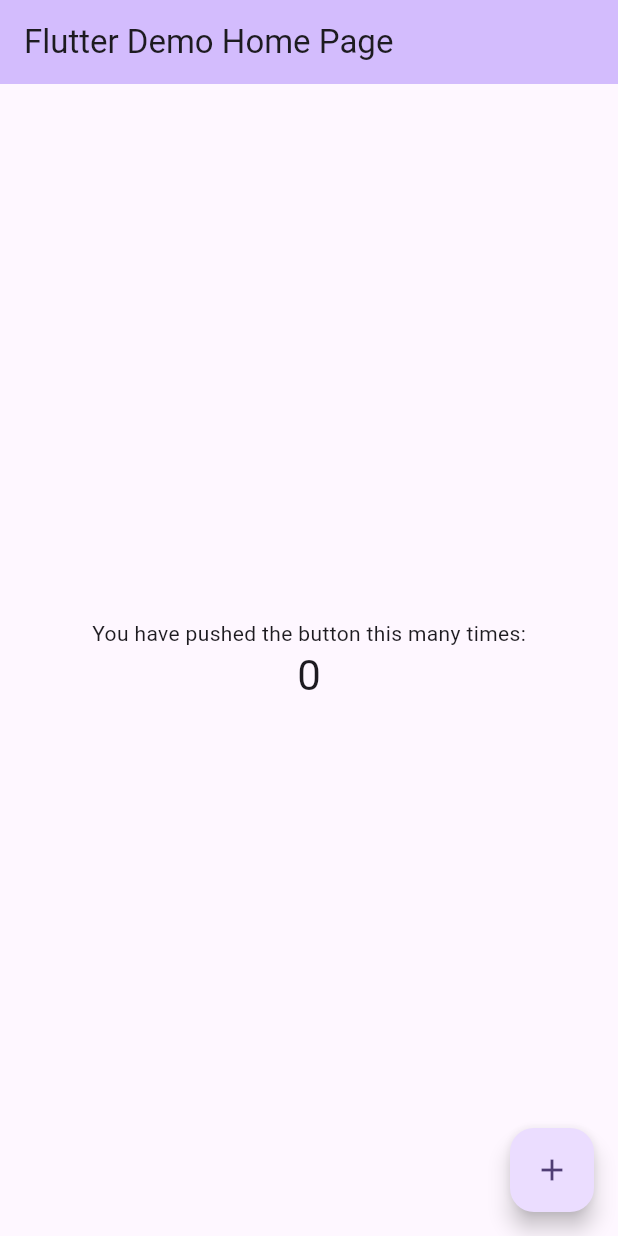
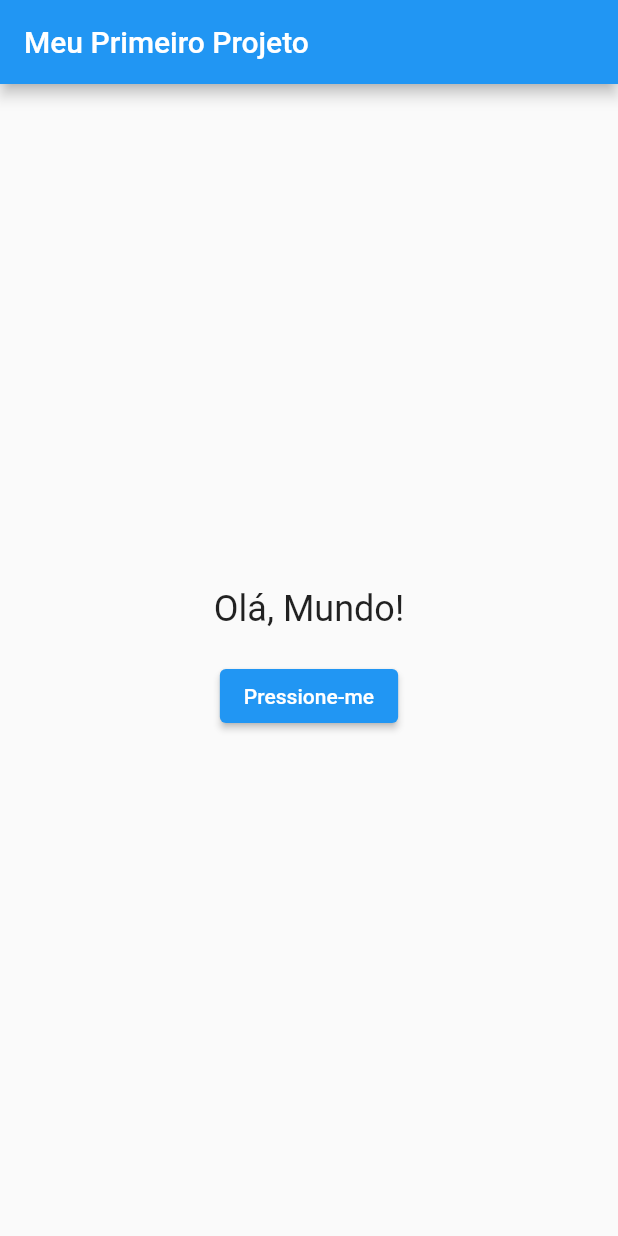
Before and after one commit to yannfgs/flutterP, a Flutter app: the screen it shows after launch, on a phone screen of 412 x 824 dp. Run offline on Flutter 3.47's test engine with Material 2 defaults, Android fonts, the phone set to English and light mode, and no system bars.

Commit message:
25/09/2023-flutterP-01

```diff
--- a/lib/main.dart
+++ b/lib/main.dart
@@ -1,125 +1,54 @@
 import 'package:flutter/material.dart';
 
 void main() {
-  runApp(const MyApp());
+  runApp(MyApp());
 }
 
 class MyApp extends StatelessWidget {
-  const MyApp({super.key});
-
-  // This widget is the root of your application.
   @override
   Widget build(BuildContext context) {
     return MaterialApp(
-      title: 'Flutter Demo',
-      theme: ThemeData(
-        // This is the theme of your application.
-        //
-        // TRY THIS: Try running your application with "flutter run". You'll see
-        // the application has a blue toolbar. Then, without quitting the app,
-        // try changing the seedColor in the colorScheme below to Colors.green
-        // and then invoke "hot reload" (save your changes or press the "hot
-        // reload" button in a Flutter-supported IDE, or press "r" if you used
-        // the command line to start the app).
-        //
-        // Notice that the counter didn't reset back to zero; the application
-        // state is not lost during the reload. To reset the state, use hot
-        // restart instead.
-        //
-        // This works for code too, not just values: Most code changes can be
-        // tested with just a hot reload.
-        colorScheme: ColorScheme.fromSeed(seedColor: Colors.deepPurple),
-        useMaterial3: true,
-      ),
-      home: const MyHomePage(title: 'Flutter Demo Home Page'),
+      home: MyHomePage(),
     );
   }
 }
 
 class MyHomePage extends StatefulWidget {
-  const MyHomePage({super.key, required this.title});
-
-  // This widget is the home page of your application. It is stateful, meaning
-  // that it has a State object (defined below) that contains fields that affect
-  // how it looks.
-
-  // This class is the configuration for the state. It holds the values (in this
-  // case the title) provided by the parent (in this case the App widget) and
-  // used by the build method of the State. Fields in a Widget subclass are
-  // always marked "final".
-
-  final String title;
-
   @override
-  State<MyHomePage> createState() => _MyHomePageState();
+  _MyHomePageState createState() => _MyHomePageState();
 }
 
 class _MyHomePageState extends State<MyHomePage> {
-  int _counter = 0;
+  String _message = 'Olá, Mundo!';
 
-  void _incrementCounter() {
+  void _changeMessage() {
     setState(() {
-      // This call to setState tells the Flutter framework that something has
-      // changed in this State, which causes it to rerun the build method below
-      // so that the display can reflect the updated values. If we changed
-      // _counter without calling setState(), then the build method would not be
-      // called again, and so nothing would appear to happen.
-      _counter++;
+      _message = 'Você pressionou o botão!';
     });
   }
 
   @override
   Widget build(BuildContext context) {
-    // This method is rerun every time setState is called, for instance as done
-    // by the _incrementCounter method above.
-    //
-    // The Flutter framework has been optimized to make rerunning build methods
-    // fast, so that you can just rebuild anything that needs updating rather
-    // than having to individually change instances of widgets.
     return Scaffold(
       appBar: AppBar(
-        // TRY THIS: Try changing the color here to a specific color (to
-        // Colors.amber, perhaps?) and trigger a hot reload to see the AppBar
-        // change color while the other colors stay the same.
-        backgroundColor: Theme.of(context).colorScheme.inversePrimary,
-        // Here we take the value from the MyHomePage object that was created by
-        // the App.build method, and use it to set our appbar title.
-        title: Text(widget.title),
+        title: Text('Meu Primeiro Projeto'),
       ),
       body: Center(
-        // Center is a layout widget. It takes a single child and positions it
-        // in the middle of the parent.
         child: Column(
-          // Column is also a layout widget. It takes a list of children and
-          // arranges them vertically. By default, it sizes itself to fit its
-          // children horizontally, and tries to be as tall as its parent.
-          //
-          // Column has various properties to control how it sizes itself and
-          // how it positions its children. Here we use mainAxisAlignment to
-          // center the children vertically; the main axis here is the vertical
-          // axis because Columns are vertical (the cross axis would be
-          // horizontal).
-          //
-          // TRY THIS: Invoke "debug painting" (choose the "Toggle Debug Paint"
-          // action in the IDE, or press "p" in the console), to see the
-          // wireframe for each widget.
           mainAxisAlignment: MainAxisAlignment.center,
           children: <Widget>[
-            const Text(
-              'You have pushed the button this many times:',
+            Text(
+              _message,
+              style: TextStyle(fontSize: 24),
             ),
-            Text(
-              '$_counter',
-              style: Theme.of(context).textTheme.headlineMedium,
+            SizedBox(height: 20), // Adiciona um espaço entre otexto e o botão
+            ElevatedButton(
+              onPressed: _changeMessage,
+              child: Text('Pressione-me'),
             ),
           ],
         ),
       ),
-      floatingActionButton: FloatingActionButton(
-        onPressed: _incrementCounter,
-        tooltip: 'Increment',
-        child: const Icon(Icons.add),
-      ), // This trailing comma makes auto-formatting nicer for build methods.
     );
   }
 }
```
Also changed, not shown: 1 other file.
